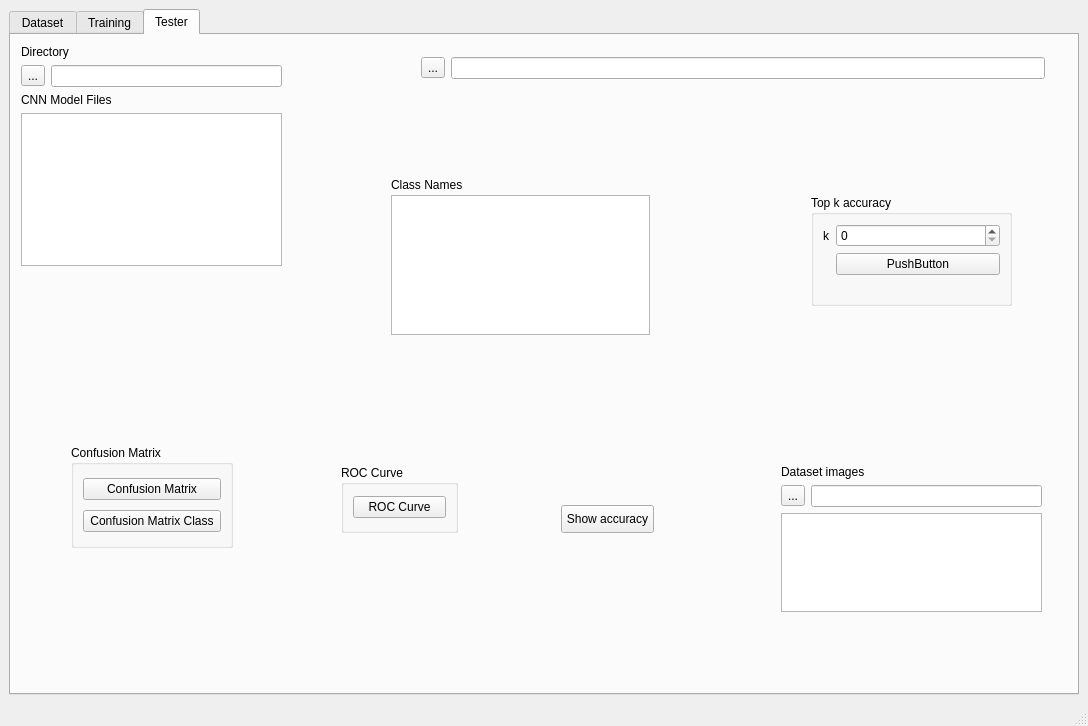
Old version of the form gui/MainWindow.ui in the repository Peto-RS/DP_CNN.
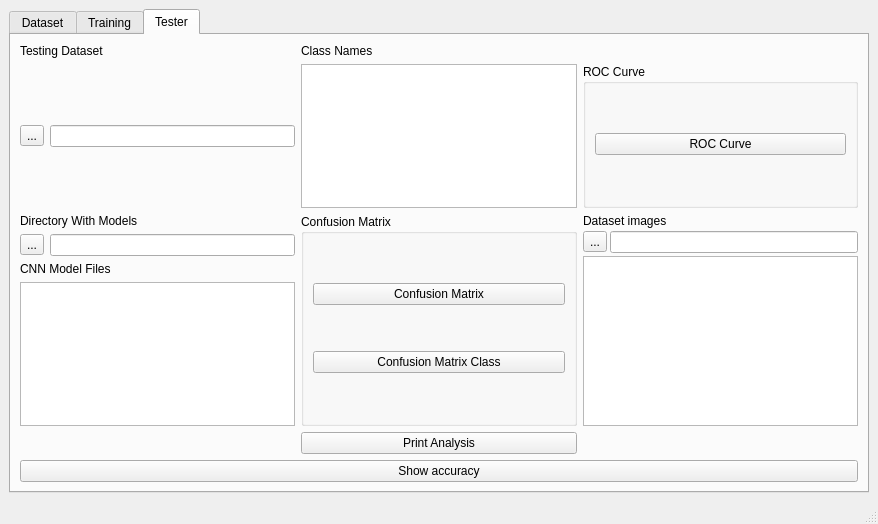
New version of the form. The open tabs and pages were chosen to show the change.

What changed in the file:
```diff
--- a/gui/MainWindow.ui
+++ b/gui/MainWindow.ui
@@ -6,8 +6,8 @@
    <rect>
     <x>0</x>
     <y>0</y>
-    <width>1088</width>
-    <height>726</height>
+    <width>878</width>
+    <height>524</height>
    </rect>
   </property>
   <property name="windowTitle">
@@ -693,46 +693,15 @@
        <attribute name="title">
         <string>Tester</string>
        </attribute>
-       <widget class="QPushButton" name="pushButton_testing_run">
-        <property name="geometry">
-         <rect>
-          <x>550</x>
-          <y>470</y>
-          <width>93</width>
-          <height>28</height>
-         </rect>
-        </property>
-        <property name="text">
-         <string>Show accuracy</string>
-        </property>
-       </widget>
-       <widget class="QLabel" name="label_testing_dataset_class_name">
-        <property name="geometry">
-         <rect>
-          <x>380</x>
-          <y>140</y>
-          <width>81</width>
-          <height>20</height>
-         </rect>
-        </property>
-        <property name="text">
-         <string>Class Names</string>
-        </property>
-       </widget>
-       <widget class="QWidget" name="formLayoutWidget_3">
-        <property name="geometry">
-         <rect>
-          <x>10</x>
-          <y>10</y>
-          <width>261</width>
-          <height>221</height>
-         </rect>
-        </property>
+       <layout class="QVBoxLayout" name="verticalLayout_9">
+        <item>
+         <layout class="QGridLayout" name="gridLayout_2">
+          <item row="2" column="0">
         <layout class="QVBoxLayout" name="verticalLayout_2">
          <item>
           <widget class="QLabel" name="label">
            <property name="text">
-            <string>Directory</string>
+               <string>Directory With Models</string>
            </property>
           </widget>
          </item>
@@ -765,17 +734,64 @@
           <widget class="QListWidget" name="listWidget_testing_saved_models"/>
          </item>
         </layout>
-       </widget>
-       <widget class="QWidget" name="verticalLayoutWidget">
-        <property name="geometry">
-         <rect>
-          <x>770</x>
-          <y>430</y>
-          <width>261</width>
-          <height>147</height>
-         </rect>
-        </property>
+          </item>
+          <item row="2" column="1">
+           <layout class="QVBoxLayout" name="verticalLayout_6">
+            <item>
+             <widget class="QGroupBox" name="groupBox_9">
+              <property name="title">
+               <string>Confusion Matrix</string>
+              </property>
+              <layout class="QVBoxLayout" name="verticalLayout_4">
+               <item>
+                <widget class="QPushButton" name="pushButton_testing_confusion_matrix">
+                 <property name="text">
+                  <string>Confusion Matrix</string>
+                 </property>
+                </widget>
+               </item>
+               <item>
+                <widget class="QPushButton" name="pushButton_testing_confusion_matrix_class">
+                 <property name="text">
+                  <string>Confusion Matrix Class</string>
+                 </property>
+                </widget>
+               </item>
+              </layout>
+             </widget>
+            </item>
+           </layout>
+          </item>
+          <item row="1" column="0">
+           <layout class="QVBoxLayout" name="verticalLayout_8">
+            <item>
+             <layout class="QHBoxLayout" name="horizontalLayout_9">
+              <item>
+               <widget class="QToolButton" name="toolbutton_testing_dataset_test_directory">
+                <property name="text">
+                 <string>...</string>
+                </property>
+               </widget>
+              </item>
+              <item>
+               <widget class="QLineEdit" name="lineedit_testing_dataset_test_directory">
+                <property name="readOnly">
+                 <bool>true</bool>
+                </property>
+               </widget>
+              </item>
+             </layout>
+            </item>
+           </layout>
+          </item>
+          <item row="2" column="2">
         <layout class="QVBoxLayout" name="verticalLayout_3">
+            <property name="spacing">
+             <number>3</number>
+            </property>
+            <property name="rightMargin">
+             <number>0</number>
+            </property>
          <item>
           <widget class="QLabel" name="label_dataset_images">
            <property name="text">
@@ -805,113 +821,26 @@
           <widget class="QListWidget" name="listWidget_dataset_images"/>
          </item>
         </layout>
-       </widget>
-       <widget class="QWidget" name="layoutWidget_5">
-        <property name="geometry">
-         <rect>
-          <x>410</x>
-          <y>20</y>
-          <width>624</width>
-          <height>26</height>
-         </rect>
-        </property>
-        <layout class="QHBoxLayout" name="horizontalLayout_9">
-         <item>
-          <widget class="QToolButton" name="toolbutton_testing_dataset_test_directory">
-           <property name="text">
-            <string>...</string>
-           </property>
-          </widget>
-         </item>
-         <item>
-          <widget class="QLineEdit" name="lineedit_testing_dataset_test_directory">
-           <property name="readOnly">
-            <bool>true</bool>
-           </property>
-          </widget>
-         </item>
-        </layout>
-       </widget>
-       <widget class="QListWidget" name="listWidget_testing_dataset_class_name">
-        <property name="geometry">
-         <rect>
-          <x>380</x>
-          <y>160</y>
-          <width>259</width>
-          <height>140</height>
-         </rect>
-        </property>
-       </widget>
-       <widget class="QGroupBox" name="groupBox_8">
-        <property name="geometry">
-         <rect>
-          <x>800</x>
-          <y>160</y>
-          <width>201</width>
-          <height>111</height>
-         </rect>
-        </property>
-        <property name="title">
-         <string>Top k accuracy</string>
-        </property>
-        <layout class="QFormLayout" name="formLayout_10">
-         <item row="2" column="0">
-          <widget class="QLabel" name="label_testing_top_k_accuracy">
+          </item>
+          <item row="1" column="1">
+           <widget class="QListWidget" name="listWidget_testing_dataset_class_name"/>
+          </item>
+          <item row="0" column="1">
+           <widget class="QLabel" name="label_testing_dataset_class_name">
            <property name="text">
-            <string>k</string>
+             <string>Class Names</string>
            </property>
           </widget>
          </item>
-         <item row="2" column="1">
-          <widget class="QSpinBox" name="spinBox_testing_top_k_accuracy"/>
-         </item>
          <item row="3" column="1">
-          <widget class="QPushButton" name="pushButton_testing_top_k_accuracy">
+           <widget class="QPushButton" name="pushButton_2">
            <property name="text">
-            <string>PushButton</string>
+             <string>Print Analysis</string>
            </property>
           </widget>
          </item>
-        </layout>
-       </widget>
-       <widget class="QGroupBox" name="groupBox_9">
-        <property name="geometry">
-         <rect>
-          <x>60</x>
-          <y>410</y>
-          <width>162</width>
-          <height>103</height>
-         </rect>
-        </property>
-        <property name="title">
-         <string>Confusion Matrix</string>
-        </property>
-        <layout class="QVBoxLayout" name="verticalLayout_4">
-         <item>
-          <widget class="QPushButton" name="pushButton_testing_confusion_matrix">
-           <property name="text">
-            <string>Confusion Matrix</string>
-           </property>
-          </widget>
-         </item>
-         <item>
-          <widget class="QPushButton" name="pushButton_testing_confusion_matrix_class">
-           <property name="text">
-            <string>Confusion Matrix Class</string>
-           </property>
-          </widget>
-         </item>
-        </layout>
-       </widget>
+          <item row="1" column="2">
        <widget class="QGroupBox" name="groupBox_10">
-        <property name="geometry">
-         <rect>
-          <x>330</x>
-          <y>430</y>
-          <width>117</width>
-          <height>68</height>
-         </rect>
-        </property>
         <property name="title">
          <string>ROC Curve</string>
         </property>
@@ -925,6 +854,24 @@
          </item>
         </layout>
        </widget>
+          </item>
+          <item row="0" column="0">
+           <widget class="QLabel" name="label_2">
+            <property name="text">
+             <string>Testing Dataset</string>
+            </property>
+           </widget>
+          </item>
+         </layout>
+        </item>
+        <item>
+         <widget class="QPushButton" name="pushButton_testing_run">
+          <property name="text">
+           <string>Show accuracy</string>
+          </property>
+         </widget>
+        </item>
+       </layout>
       </widget>
      </widget>
     </item>
```
Left out of the diff: 356 changed lines with no effect on the pictures. Lines whose indentation alone changed are shown as unchanged.
